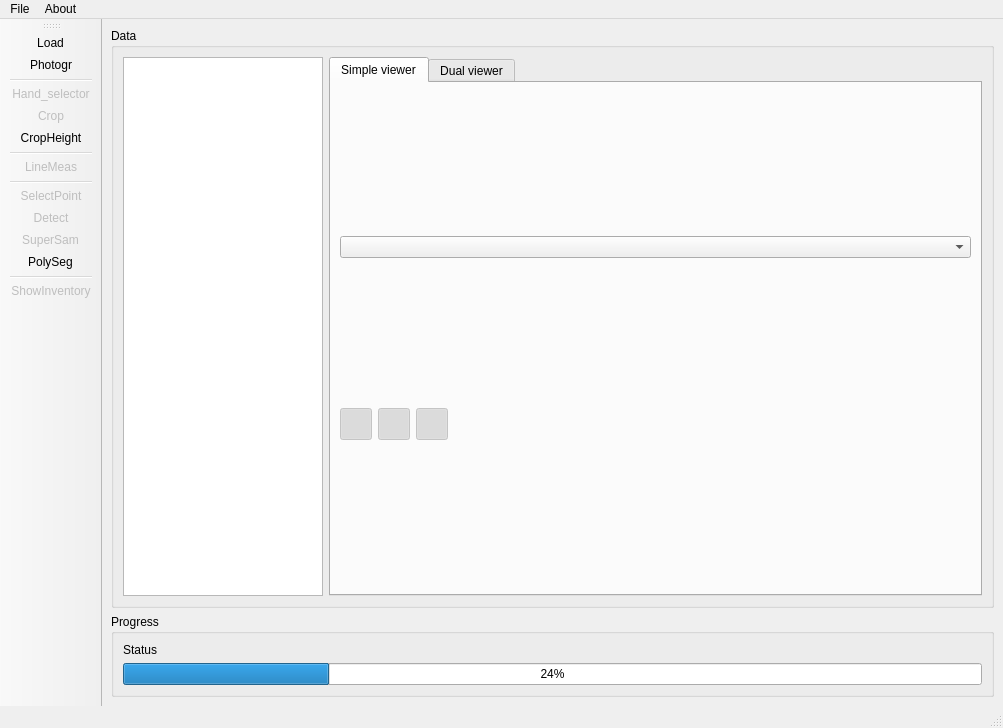
s-du/SkyStock, file ui/volume.ui: the form before one commit.
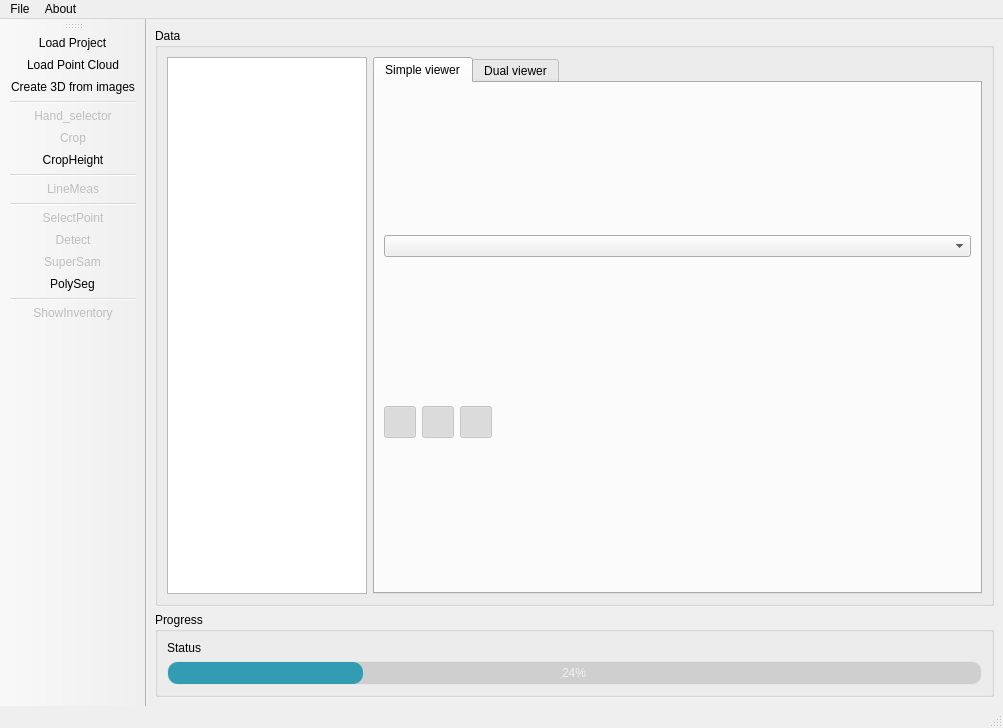
The form after the commit.

```diff
--- a/ui/volume.ui
+++ b/ui/volume.ui
@@ -17,7 +17,21 @@
    <string>SkyStock</string>
   </property>
   <property name="styleSheet">
-   <string notr="true"/>
+   <string notr="true">QProgressBar {
+text-align: center;
+color: rgb(240, 240, 240);
+border-width: 1px; 
+border-radius: 10px;
+border-color: rgb(230, 230, 230);
+border-style: solid;
+background-color:rgb(207,207,207);
+}
+
+QProgressBar:chunk {
+background-color:rgb(50, 156, 179);
+border-radius: 10px;
+}
+</string>
   </property>
   <widget class="QWidget" name="centralwidget">
    <layout class="QGridLayout" name="gridLayout">
@@ -291,6 +305,7 @@
    <attribute name="toolBarBreak">
     <bool>false</bool>
    </attribute>
+   <addaction name="actionLoad_Project"/>
    <addaction name="actionLoad"/>
    <addaction name="actionPhotogr"/>
    <addaction name="separator"/>
@@ -309,7 +324,7 @@
   </widget>
   <action name="actionLoad">
    <property name="text">
-    <string>Load</string>
+    <string>Load Point Cloud</string>
    </property>
    <property name="toolTip">
     <string>Load a point cloud</string>
@@ -415,7 +430,7 @@
   </action>
   <action name="actionPhotogr">
    <property name="text">
-    <string>Photogr</string>
+    <string>Create 3D from images</string>
    </property>
    <property name="toolTip">
     <string>Create point cloud from images</string>
@@ -426,6 +441,11 @@
     <string>PolySeg</string>
    </property>
   </action>
+  <action name="actionLoad_Project">
+   <property name="text">
+    <string>Load Project</string>
+   </property>
+  </action>
  </widget>
  <resources/>
  <connections/>
```
Left out of the diff: 2 changed lines with no effect on the pictures.
